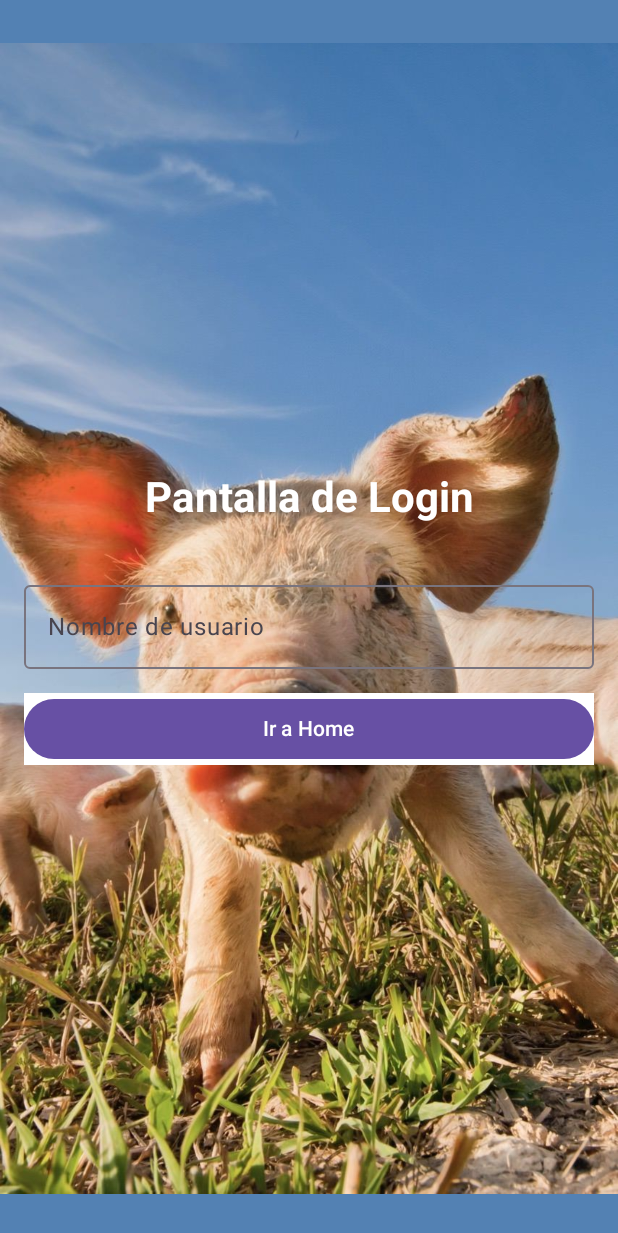
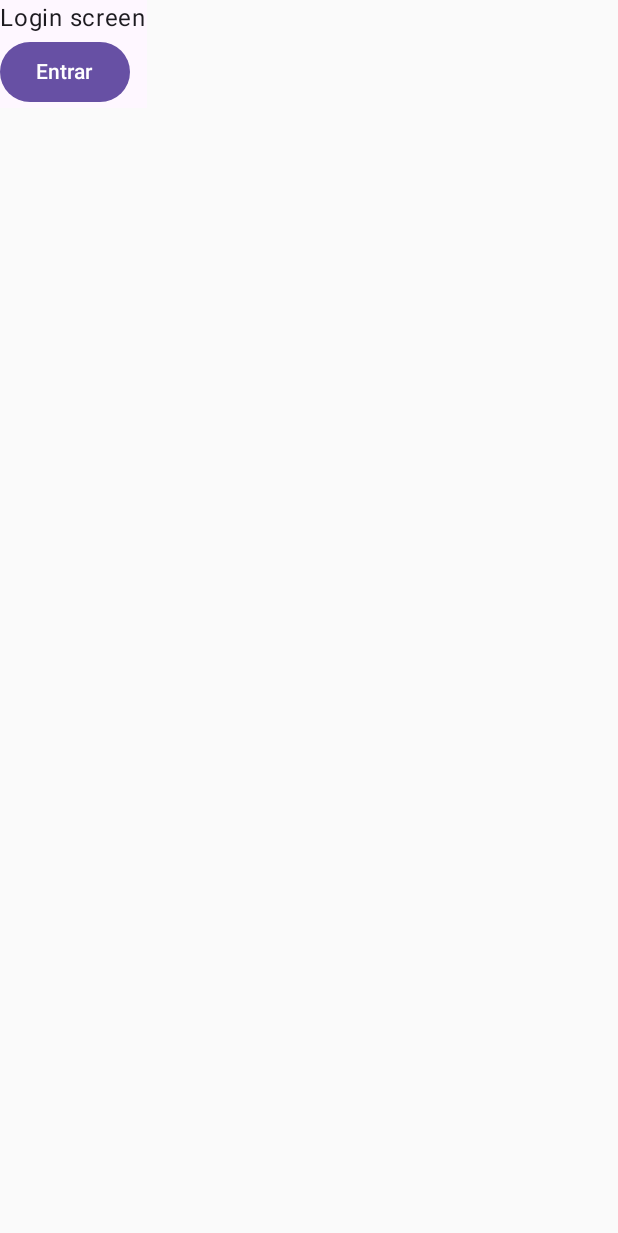
Before and after one commit to hachimaki-dev/EA2_AppMoviles_DuocUC_PuertoMontt_003D_2025, an Android app built with Jetpack Compose: the screen it shows after launch (MainActivity), on a phone screen of 412 x 824 dp. Shown: the top 1233 px of the screen. Run offline under Robolectric (Android 15) with nearby library versions, the phone set to English and light mode, and no system bars.

Commit message:
proyecto bases

```diff
--- a/app/src/main/java/com/example/duocappmoviles003d/LoginScreen.kt
+++ b/app/src/main/java/com/example/duocappmoviles003d/LoginScreen.kt
@@ -16,62 +16,15 @@ import androidx.compose.ui.tooling.preview.Preview
 import androidx.compose.ui.unit.dp
 
 
+
 @Composable
-fun LoginScreen(
-    onNavigateToHome: (String) -> Unit
-) {
-    var username by remember { mutableStateOf(TextFieldValue("")) }
-
-
-        Box(
-            modifier = Modifier.background(Color(83, 129, 179))
-        ){
-
-            Image(
-                painter = painterResource(id = R.drawable.pig_wallpaper_phone),
-                contentDescription = "Imagen de fondo de la APP",
-                modifier = Modifier.fillMaxWidth().fillMaxSize().fillMaxHeight()
-            )
-            Column(
-                modifier = Modifier.fillMaxSize().padding(16.dp),
-                horizontalAlignment = Alignment.CenterHorizontally,
-                verticalArrangement = Arrangement.Center
-            ) {
-                Text(
-                    text = "Pantalla de Login",
-                    style = MaterialTheme.typography.headlineMedium,
-                    color = Color(0xFFFFFFFF),
-                    fontWeight = FontWeight.Bold
-                )
-
-                Spacer(modifier = Modifier.height(32.dp))
-
-                OutlinedTextField(
-                    value = username,
-                    onValueChange = { username = it },
-                    label = { Text("Nombre de usuario") },
-                    singleLine = true,
-                    modifier = Modifier.fillMaxWidth(),
-                    colors = OutlinedTextFieldDefaults.colors(
-                        focusedLabelColor = Color.White,
-                        focusedBorderColor = Color.White,
-                        cursorColor = Color.White
-                    )
-                )
-
-                Spacer(modifier = Modifier.height(16.dp))
-
-                Button(
-                    onClick = {
-                        if (username.text.isNotBlank()) {
-                            onNavigateToHome(username.text)
-                        }
-                    },
-                    modifier = Modifier.fillMaxWidth().background(Color(0xFFFFFFFF))
-
-                ) {
-                    Text("Ir a Home")
-                }
-            }
+fun LoginScreen(navegarHaciapokedexScreen: () -> Unit) {
+    Column {
+        Text("Login screen")
+        Button(
+            onClick = { navegarHaciapokedexScreen() }
+        ) {
+            Text("Entrar")
         }
+    }
 }
--- a/app/src/main/java/com/example/duocappmoviles003d/NavigationHost.kt
+++ b/app/src/main/java/com/example/duocappmoviles003d/NavigationHost.kt
@@ -13,55 +13,20 @@ fun NavigationHost(navController: NavHostController) {
         navController = navController,
         startDestination = NavigationRoutes.LOGIN
     ) {
-        // Ruta: Login (sin parámetros)
+        // Ruta: Login
         composable(route = NavigationRoutes.LOGIN) {
             LoginScreen(
-                onNavigateToHome = { username ->
-                    navController.navigate(
-                        NavigationRoutes.createHomeRoute(username)
-                    )
+                navegarHaciapokedexScreen = {
+                    navController.navigate(NavigationRoutes.PokedexHomeScreen)
                 }
             )
         }
 
-        // Ruta: Home (con parámetro)
-        composable(
-            route = NavigationRoutes.HOME,
-            arguments = listOf(
-                navArgument("username") {
-                    type = NavType.StringType
-                }
-            )
-        ) { backStackEntry ->
-            val username = backStackEntry.arguments?.getString("username") ?: "Usuario"
-
-            HomeScreen(
-                username = username,
-                onNavigateToProfile = {
-                    navController.navigate(NavigationRoutes.PROFILE)
-                },
-                onNavigateBack = {
-                    navController.popBackStack()
-                },
-                navegarHaciaCarrito = {
-                    navController.navigate(NavigationRoutes.CART)
-                }
-            )
-        }
-
-        // Ruta: Profile (sin parámetros)
-        composable(route = NavigationRoutes.PROFILE) {
-            ProfileScreen(
-                onNavigateBack = {
-                    navController.popBackStack()
-                }
-            )
-        }
-
-        composable(route = NavigationRoutes.CART){
-            VistaCarrito(
-                navegarHaciaCarrito = {
-                    navController.navigate(NavigationRoutes.CART)
+        // Ruta: Home Pokedex
+        composable(route = NavigationRoutes.PokedexHomeScreen) {
+            ShowHomePokedexScreen(
+                navegarHaciapokedexScreen = {
+                    navController.navigate(NavigationRoutes.PokedexHomeScreen)
                 }
             )
         }
```
Also changed, not shown: app/src/main/java/com/example/duocappmoviles003d/Carrito.kt (deleted, +0 -21 lines), app/src/main/java/com/example/duocappmoviles003d/HomeScreen.kt (deleted, +0 -61 lines), app/src/main/java/com/example/duocappmoviles003d/NavigationRoutes.kt (+2 -5 lines), app/src/main/java/com/example/duocappmoviles003d/PokedexHome.kt (added, +9 -0 lines), app/src/main/java/com/example/duocappmoviles003d/ProfileScreen.kt (deleted, +0 -40 lines).
